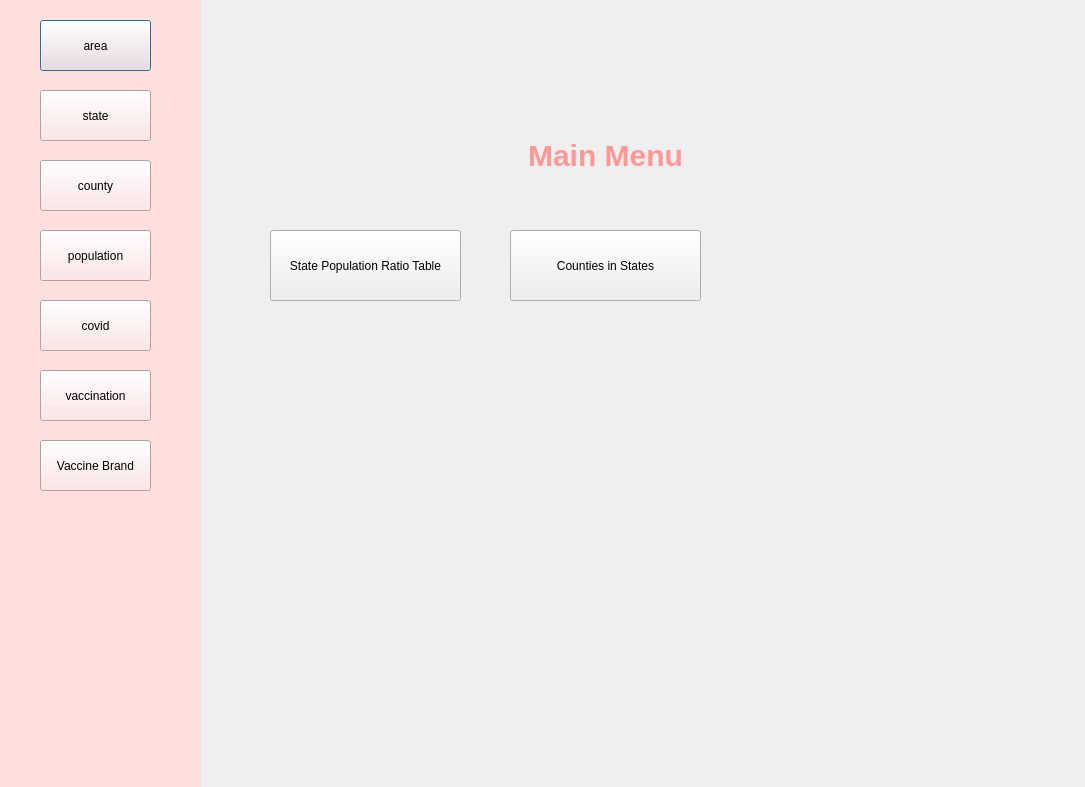
Old version of the form GUI/main.ui in the repository Tashi-Shiro/CSE412Project.
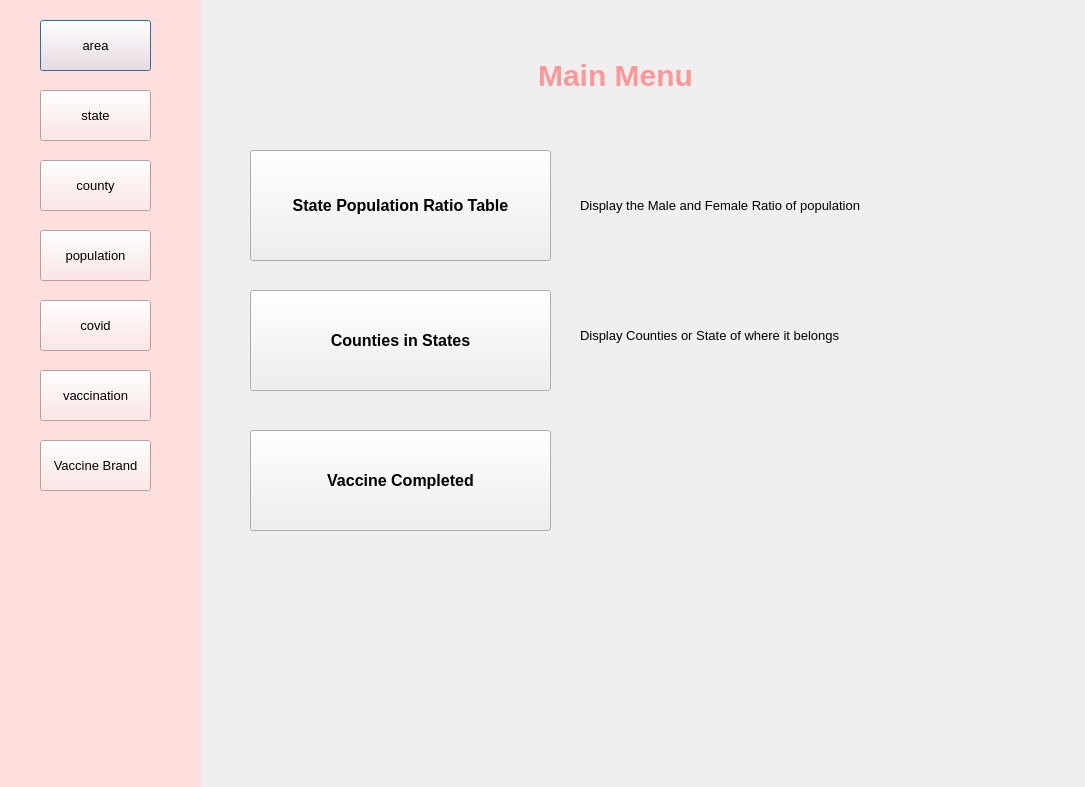
New version of the form.

The edit to the form file:
```diff
--- a/GUI/main.ui
+++ b/GUI/main.ui
@@ -35,6 +35,13 @@
       <height>51</height>
      </rect>
     </property>
+    <property name="font">
+     <font>
+      <pointsize>10</pointsize>
+      <weight>50</weight>
+      <bold>false</bold>
+     </font>
+    </property>
     <property name="text">
      <string>area</string>
     </property>
@@ -48,6 +55,13 @@
       <height>51</height>
      </rect>
     </property>
+    <property name="font">
+     <font>
+      <pointsize>10</pointsize>
+      <weight>50</weight>
+      <bold>false</bold>
+     </font>
+    </property>
     <property name="text">
      <string>covid</string>
     </property>
@@ -61,6 +75,13 @@
       <height>51</height>
      </rect>
     </property>
+    <property name="font">
+     <font>
+      <pointsize>10</pointsize>
+      <weight>50</weight>
+      <bold>false</bold>
+     </font>
+    </property>
     <property name="text">
      <string>vaccination</string>
     </property>
@@ -74,6 +95,13 @@
       <height>51</height>
      </rect>
     </property>
+    <property name="font">
+     <font>
+      <pointsize>10</pointsize>
+      <weight>50</weight>
+      <bold>false</bold>
+     </font>
+    </property>
     <property name="text">
      <string>state</string>
     </property>
@@ -87,6 +115,13 @@
       <height>51</height>
      </rect>
     </property>
+    <property name="font">
+     <font>
+      <pointsize>10</pointsize>
+      <weight>50</weight>
+      <bold>false</bold>
+     </font>
+    </property>
     <property name="text">
      <string>county</string>
     </property>
@@ -100,6 +135,13 @@
       <height>51</height>
      </rect>
     </property>
+    <property name="font">
+     <font>
+      <pointsize>10</pointsize>
+      <weight>50</weight>
+      <bold>false</bold>
+     </font>
+    </property>
     <property name="text">
      <string>population</string>
     </property>
@@ -113,6 +155,13 @@
       <height>51</height>
      </rect>
     </property>
+    <property name="font">
+     <font>
+      <pointsize>10</pointsize>
+      <weight>50</weight>
+      <bold>false</bold>
+     </font>
+    </property>
     <property name="text">
      <string>Vaccine Brand</string>
     </property>
@@ -121,8 +170,8 @@
   <widget class="QLabel" name="label">
    <property name="geometry">
     <rect>
-     <x>450</x>
-     <y>110</y>
+     <x>460</x>
+     <y>30</y>
      <width>311</width>
      <height>91</height>
     </rect>
@@ -143,12 +192,19 @@
   <widget class="QPushButton" name="ratiobutton">
    <property name="geometry">
     <rect>
-     <x>270</x>
-     <y>230</y>
-     <width>191</width>
-     <height>71</height>
+     <x>250</x>
+     <y>150</y>
+     <width>301</width>
+     <height>111</height>
     </rect>
    </property>
+   <property name="font">
+    <font>
+     <pointsize>12</pointsize>
+     <weight>75</weight>
+     <bold>true</bold>
+    </font>
+   </property>
    <property name="text">
     <string>State Population Ratio Table</string>
    </property>
@@ -156,16 +212,79 @@
   <widget class="QPushButton" name="stateCountybutton">
    <property name="geometry">
     <rect>
-     <x>510</x>
-     <y>230</y>
-     <width>191</width>
-     <height>71</height>
+     <x>250</x>
+     <y>290</y>
+     <width>301</width>
+     <height>101</height>
     </rect>
    </property>
+   <property name="font">
+    <font>
+     <pointsize>12</pointsize>
+     <weight>75</weight>
+     <bold>true</bold>
+    </font>
+   </property>
    <property name="text">
     <string>Counties in States</string>
    </property>
   </widget>
+  <widget class="QLabel" name="label_2">
+   <property name="geometry">
+    <rect>
+     <x>580</x>
+     <y>160</y>
+     <width>391</width>
+     <height>91</height>
+    </rect>
+   </property>
+   <property name="font">
+    <font>
+     <pointsize>10</pointsize>
+    </font>
+   </property>
+   <property name="text">
+    <string>Display the Male and Female Ratio of population</string>
+   </property>
+  </widget>
+  <widget class="QLabel" name="label_3">
+   <property name="geometry">
+    <rect>
+     <x>580</x>
+     <y>290</y>
+     <width>391</width>
+     <height>91</height>
+    </rect>
+   </property>
+   <property name="font">
+    <font>
+     <pointsize>10</pointsize>
+    </font>
+   </property>
+   <property name="text">
+    <string>Display Counties or State of where it belongs</string>
+   </property>
+  </widget>
+  <widget class="QPushButton" name="vaccineCompletebutton">
+   <property name="geometry">
+    <rect>
+     <x>250</x>
+     <y>430</y>
+     <width>301</width>
+     <height>101</height>
+    </rect>
+   </property>
+   <property name="font">
+    <font>
+     <pointsize>12</pointsize>
+     <weight>75</weight>
+     <bold>true</bold>
+    </font>
+   </property>
+   <property name="text">
+    <string>Vaccine Completed</string>
+   </property>
+  </widget>
  </widget>
  <resources/>
  <connections/>
```
